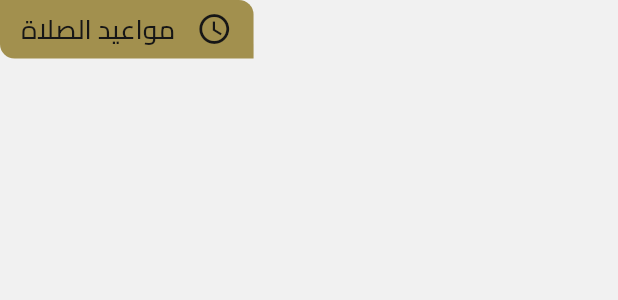
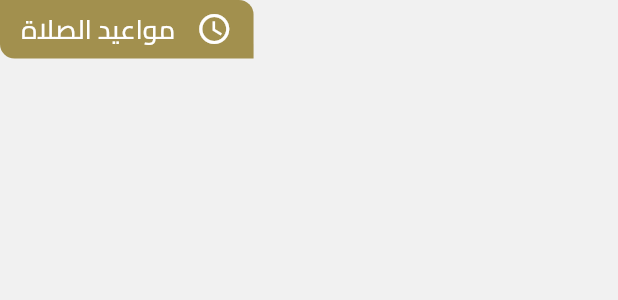
Before and after one commit to mohamedmagdy2301/ramadan_app, a Flutter app: the BuildHeaderPrayerTime widget shown alone on an empty page, opened directly, on a phone screen of 412 x 824 dp. Shown: the top 300 px of the screen. Run offline on Flutter 3.47's test engine with Material 3 defaults, Android fonts, the light colour scheme and no system bars; our stand-ins replace adaptive_theme, connectivity_plus, dio, flutter_bloc, flutter_screenutil, fluttertoast and 6 more.

Commit message:
Refactor AppBarHome and BuildHeaderPrayerTime to use consistent color styles for improved readability and maintainability

```diff
--- a/lib/features/home/presentation/view/widgets/appbar_home_screen.dart
+++ b/lib/features/home/presentation/view/widgets/appbar_home_screen.dart
@@ -23,7 +23,7 @@ class AppBarHome extends StatelessWidget implements PreferredSizeWidget {
           10.hSpace,
           Text(
             '${time.dayWeek} ${time.dayMonth},${time.month}',
-            style: StyleText.medium26(),
+            style: StyleText.bold24().copyWith(color: context.onPrimaryColor),
           ),
           3.hSpace,
           Text(
--- a/lib/features/home/presentation/view/widgets/build_header_prayer_time.dart
+++ b/lib/features/home/presentation/view/widgets/build_header_prayer_time.dart
@@ -1,5 +1,6 @@
 import 'package:flutter/material.dart';
 import 'package:flutter_screenutil/flutter_screenutil.dart';
+import 'package:ramadan_app/core/constants/app_colors.dart';
 import 'package:ramadan_app/core/constants/app_text_style.dart';
 import 'package:ramadan_app/core/extensions/context_extensions.dart';
 
@@ -24,10 +25,10 @@ class BuildHeaderPrayerTime extends StatelessWidget {
       child: Row(
         mainAxisAlignment: MainAxisAlignment.spaceEvenly,
         children: [
-          Icon(Icons.watch_later_outlined, color: context.onPrimaryColor),
+          Icon(Icons.watch_later_outlined, color: AppColors.white),
           Text(
             AppStrings.prayerTimes,
-            style: StyleText.medium18().copyWith(color: context.onPrimaryColor),
+            style: StyleText.medium18().copyWith(color: AppColors.white),
           ),
         ],
       ),
```
